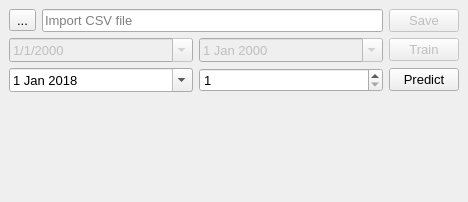
First picture: the form in gui/load_prediction_xml.ui, repository Djordje99/ISIS_Load_Prediction, before the edit.
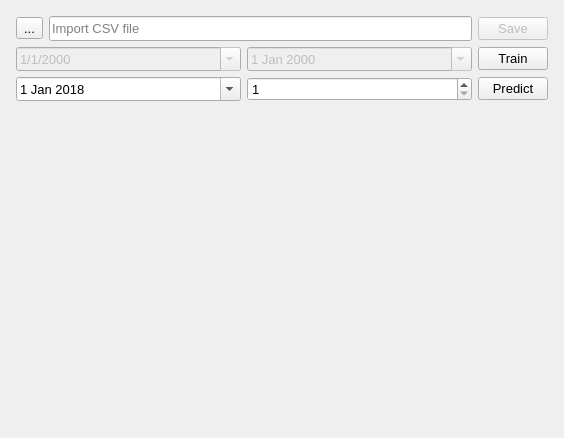
Second picture: the form after the edit.

What changed in the file:
```diff
--- a/gui/load_prediction_xml.ui
+++ b/gui/load_prediction_xml.ui
@@ -6,8 +6,8 @@
    <rect>
     <x>0</x>
     <y>0</y>
-    <width>468</width>
-    <height>202</height>
+    <width>564</width>
+    <height>438</height>
    </rect>
   </property>
   <property name="windowTitle">
@@ -17,6 +17,18 @@
    <layout class="QGridLayout" name="gridLayout">
     <item row="0" column="0">
      <layout class="QVBoxLayout" name="verticalLayout">
+      <property name="leftMargin">
+       <number>7</number>
+      </property>
+      <property name="topMargin">
+       <number>7</number>
+      </property>
+      <property name="rightMargin">
+       <number>7</number>
+      </property>
+      <property name="bottomMargin">
+       <number>7</number>
+      </property>
       <item>
        <layout class="QHBoxLayout" name="horizontalLayout">
         <item>
@@ -42,7 +54,7 @@
           <property name="minimumSize">
            <size>
             <width>0</width>
-            <height>20</height>
+            <height>25</height>
            </size>
           </property>
           <property name="font">
@@ -128,7 +140,7 @@
         <item>
          <widget class="QPushButton" name="train_btn">
           <property name="enabled">
-           <bool>false</bool>
+           <bool>true</bool>
           </property>
           <property name="minimumSize">
            <size>
@@ -257,6 +269,16 @@
         </item>
        </layout>
       </item>
+      <item>
+       <widget class="QWidget" name="widget" native="true">
+        <property name="minimumSize">
+         <size>
+          <width>300</width>
+          <height>300</height>
+         </size>
+        </property>
+       </widget>
+      </item>
       <item>
        <spacer name="verticalSpacer">
         <property name="orientation">
```
